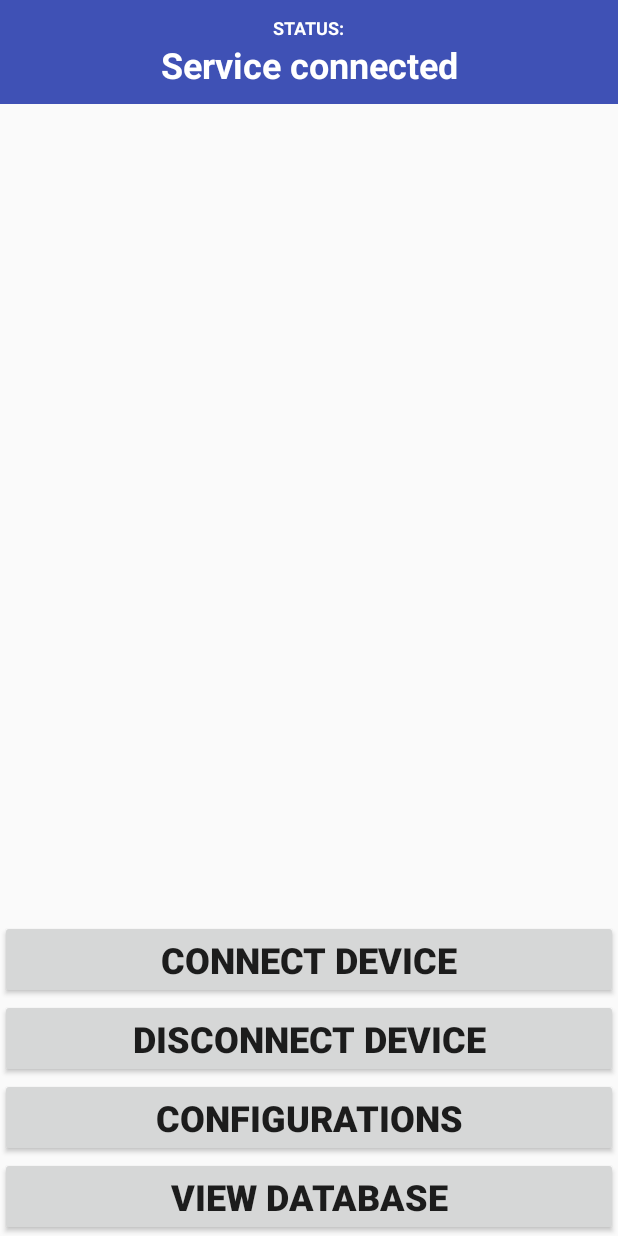
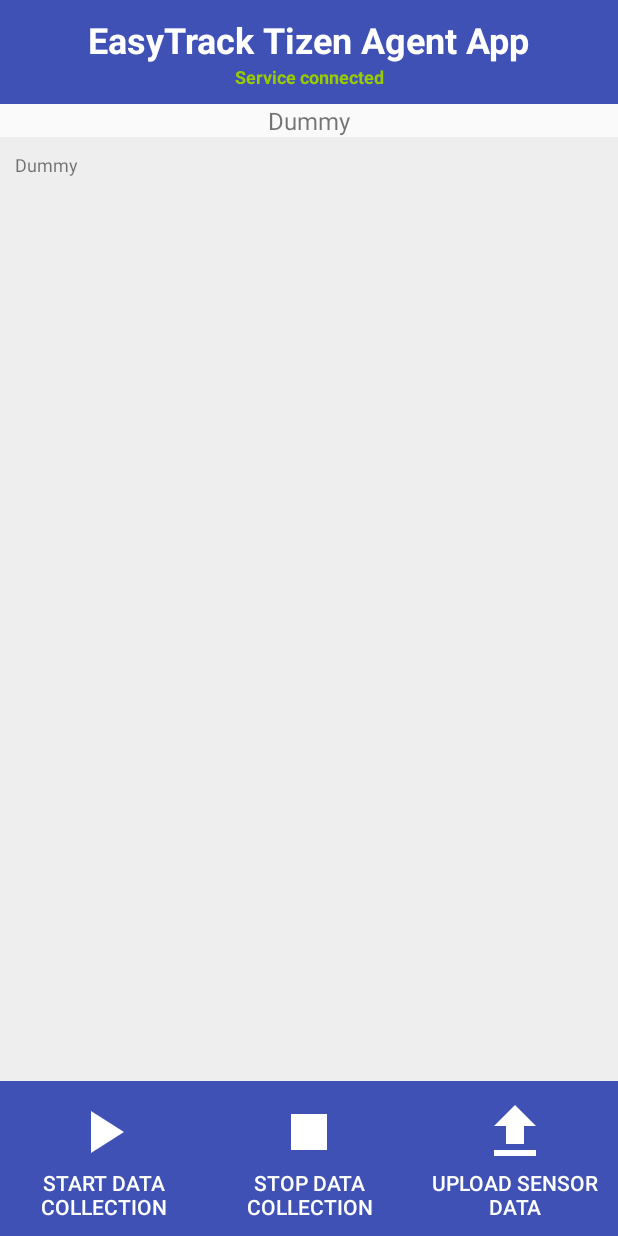
Before and after one commit to Qobiljon/EasyTrack_AndroidAgent, an Android app: the screen it shows after launch (MainActivity), on a phone screen of 412 x 824 dp. Run offline under Robolectric (Android 15) with nearby library versions, the phone set to English and light mode, and no system bars; 1 statement that could not run was skipped.

Commit message:
Some changes

```diff
--- a/app/src/main/AndroidManifest.xml
+++ b/app/src/main/AndroidManifest.xml
@@ -26,12 +26,6 @@
                 <category android:name="android.intent.category.LAUNCHER" />
             </intent-filter>
         </activity>
-        <activity
-            android:name=".ConfigScreen"
-            android:theme="@style/AppTheme" />
-        <activity
-            android:name=".DbViewActivity"
-            android:theme="@style/AppTheme" />
 
         <meta-data
             android:name="AccessoryServicesLocation"
--- /dev/null
+++ b/app/src/main/res/drawable/start_data_collection.xml
@@ -0,0 +1,9 @@
+<vector xmlns:android="http://schemas.android.com/apk/res/android"
+    android:width="48dp"
+    android:height="48dp"
+    android:viewportWidth="24.0"
+    android:viewportHeight="24.0">
+    <path
+        android:fillColor="#ffff"
+        android:pathData="M8,5v14l11,-7z" />
+</vector>
--- /dev/null
+++ b/app/src/main/res/drawable/stop_data_collection.xml
@@ -0,0 +1,9 @@
+<vector xmlns:android="http://schemas.android.com/apk/res/android"
+    android:width="48dp"
+    android:height="48dp"
+    android:viewportWidth="24.0"
+    android:viewportHeight="24.0">
+    <path
+        android:fillColor="#ffff"
+        android:pathData="M6,6h12v12H6z" />
+</vector>
--- /dev/null
+++ b/app/src/main/res/drawable/upload_sensor_data.xml
@@ -0,0 +1,9 @@
+<vector xmlns:android="http://schemas.android.com/apk/res/android"
+    android:width="48dp"
+    android:height="48dp"
+    android:viewportWidth="24.0"
+    android:viewportHeight="24.0">
+    <path
+        android:fillColor="#ffff"
+        android:pathData="M9,16h6v-6h4l-7,-7 -7,7h4zM5,18h14v2L5,20z" />
+</vector>
--- a/app/src/main/res/layout/activity_main.xml
+++ b/app/src/main/res/layout/activity_main.xml
@@ -6,22 +6,21 @@
     tools:context=".MainActivity">
 
     <LinearLayout
+        android:id="@+id/topLinearLayout"
         android:layout_width="match_parent"
         android:layout_height="wrap_content"
         android:layout_alignParentTop="true"
         android:background="@color/colorPrimary"
         android:gravity="center_horizontal"
         android:orientation="vertical"
-        android:paddingTop="10dp"
-        android:paddingBottom="10dp">
+        android:padding="10dp">
 
         <TextView
             android:layout_width="wrap_content"
             android:layout_height="wrap_content"
-            android:text="@string/status"
-            android:textAllCaps="true"
+            android:text="@string/app_name"
             android:textColor="@android:color/white"
-            android:textSize="12sp"
+            android:textSize="24sp"
             android:textStyle="bold" />
 
         <TextView
@@ -31,54 +30,72 @@
             android:gravity="center"
             android:text="@string/dummy"
             android:textAlignment="center"
-            android:textColor="@android:color/white"
-            android:textSize="24sp"
+            android:textColor="@android:color/holo_green_light"
+            android:textSize="12sp"
             android:textStyle="bold" />
 
     </LinearLayout>
 
+    <TextView
+        android:id="@+id/filesCountTextView"
+        android:layout_width="match_parent"
+        android:layout_height="wrap_content"
+        android:layout_below="@id/topLinearLayout"
+        android:gravity="center_horizontal"
+        android:text="@string/dummy"
+        android:textSize="16sp" />
+
+    <ScrollView
+        android:layout_width="match_parent"
+        android:layout_height="match_parent"
+        android:layout_above="@+id/controlLinearLayout"
+        android:layout_below="@id/filesCountTextView"
+        android:background="#eee"
+        android:padding="10dp">
+
+        <TextView
+            android:id="@+id/logTextView"
+            android:layout_width="match_parent"
+            android:layout_height="0dp"
+            android:text="@string/dummy"
+            android:textSize="12sp" />
+
+    </ScrollView>
+
     <LinearLayout
+        android:id="@id/controlLinearLayout"
+        style="?android:buttonBarStyle"
         android:layout_width="match_parent"
         android:layout_height="wrap_content"
         android:layout_alignParentBottom="true"
-        android:orientation="vertical">
+        android:background="@color/colorPrimary">
 
         <Button
-            android:layout_width="fill_parent"
+            style="?android:buttonBarButtonStyle"
+            android:layout_width="0dp"
             android:layout_height="wrap_content"
-            android:onClick="connectClick"
-            android:text="@string/buttonConnect"
-            android:textAllCaps="true"
-            android:textSize="24sp"
-            android:textStyle="bold" />
+            android:layout_weight="1"
+            android:drawableTop="@drawable/start_data_collection"
+            android:text="@string/start_data_collection"
+            android:textColor="@android:color/white" />
 
         <Button
-            android:layout_width="fill_parent"
+            style="?android:buttonBarButtonStyle"
+            android:layout_width="0dp"
             android:layout_height="wrap_content"
-            android:onClick="disconnectClick"
-            android:text="@string/buttonDisconnect"
-            android:textAllCaps="true"
-            android:textSize="24sp"
-            android:textStyle="bold" />
+            android:layout_weight="1"
+            android:drawableTop="@drawable/stop_data_collection"
+            android:text="@string/stop_data_collection"
+            android:textColor="@android:color/white" />
 
         <Button
-            android:layout_width="fill_parent"
+            style="?android:buttonBarButtonStyle"
+            android:layout_width="0dp"
             android:layout_height="wrap_content"
-            android:onClick="configurationClick"
-            android:text="@string/configurations"
-            android:textAllCaps="true"
-            android:textSize="24sp"
-            android:textStyle="bold" />
-
-        <Button
-            android:layout_width="fill_parent"
-            android:layout_height="wrap_content"
-            android:onClick="viewDatabaseClick"
-            android:text="@string/view_database"
-            android:textAllCaps="true"
-            android:textSize="24sp"
-            android:textStyle="bold" />
+            android:layout_weight="1"
+            android:drawableTop="@drawable/upload_sensor_data"
+            android:text="@string/upload_sensor_data"
+            android:textColor="@android:color/white" />
 
     </LinearLayout>
-
 </RelativeLayout>
--- a/app/src/main/res/values/strings.xml
+++ b/app/src/main/res/values/strings.xml
@@ -1,6 +1,6 @@
 <?xml version="1.0" encoding="utf-8"?>
 <resources>
-    <string name="app_name">EasyTrack Tizen Agent</string>
+    <string name="app_name">EasyTrack Tizen Agent App</string>
     <string name="ConnectionEstablishedMsg">Connection established</string>
     <string name="ConnectionTerminateddMsg">Connection terminated</string>
     <string name="ConnectionAlreadyExist">Already connected</string>
@@ -20,4 +20,7 @@
     <string name="disconnected">Disconnected</string>
     <string name="connected">Connected</string>
     <string name="clean_database">CLEAN DATABASE</string>
+    <string name="start_data_collection">Start data collection</string>
+    <string name="stop_data_collection">Stop data collection</string>
+    <string name="upload_sensor_data">Upload sensor data</string>
 </resources>
```
Also changed, not shown: app/src/main/java/kr/ac/inha/nsl/ConfigScreen.java (deleted, +0 -76 lines), app/src/main/java/kr/ac/inha/nsl/DbViewActivity.java (deleted, +0 -58 lines), app/src/main/java/kr/ac/inha/nsl/MainActivity.java (+0 -10 lines), app/src/main/res/layout/activity_config_screen.xml (deleted, +0 -62 lines), app/src/main/res/layout/activity_db_view.xml (deleted, +0 -40 lines), 1 other file.
